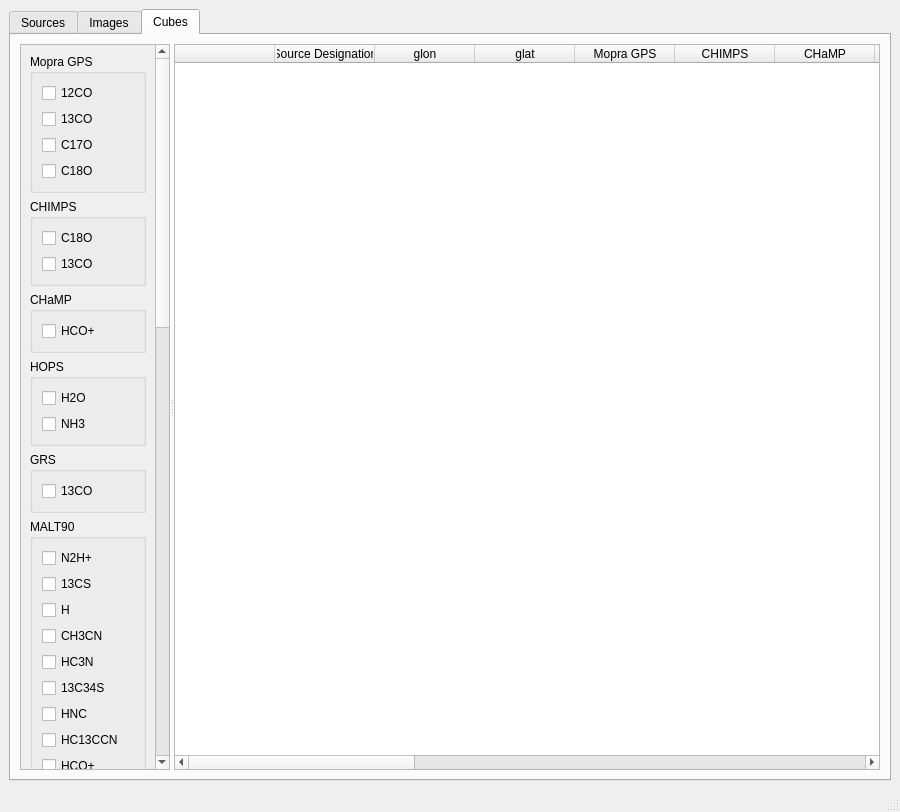
VisIVOLab/ViaLacteaVisualAnalytics, file Code/ui/usertablewindow.ui: the form before one commit.
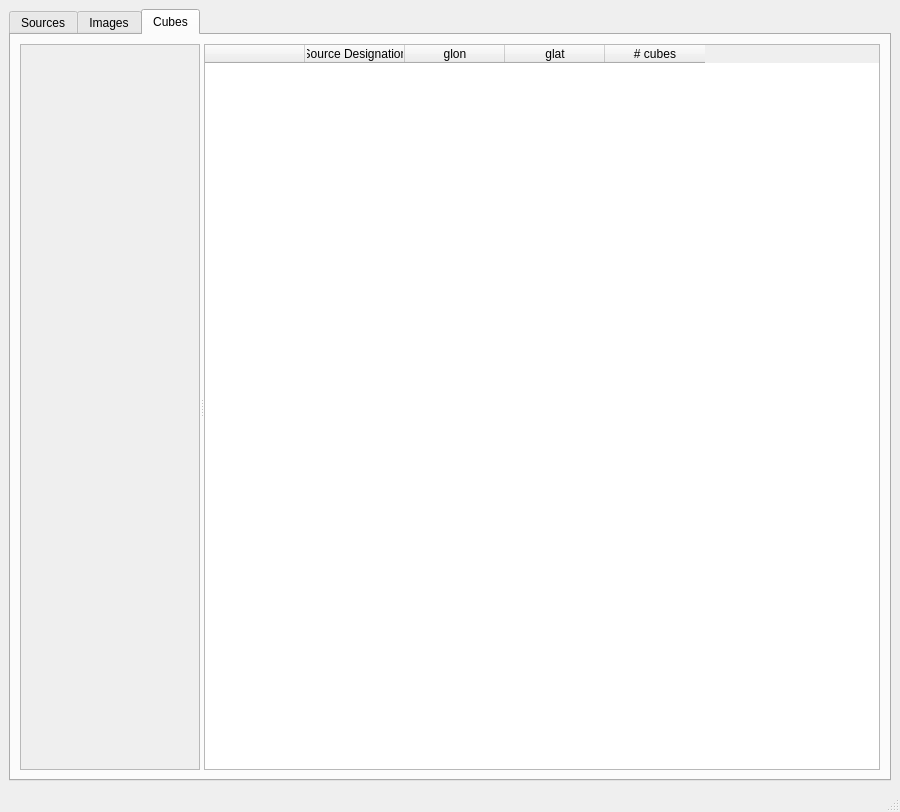
The form after the commit. The open tabs and pages were chosen to show the change.

Commit message: Build user table window UI based on TAP survey query results

Patch:
```diff
--- a/Code/ui/usertablewindow.ui
+++ b/Code/ui/usertablewindow.ui
@@ -531,7 +531,7 @@
           <widget class="QScrollArea" name="cubesScrollArea">
            <property name="minimumSize">
             <size>
-             <width>150</width>
+             <width>180</width>
              <height>0</height>
             </size>
            </property>
@@ -543,483 +543,11 @@
              <rect>
               <x>0</x>
               <y>0</y>
-              <width>133</width>
-              <height>1653</height>
+              <width>178</width>
+              <height>682</height>
              </rect>
             </property>
-            <layout class="QVBoxLayout" name="verticalLayout_4">
-             <item>
-              <widget class="QGroupBox" name="mopraBox">
-               <property name="title">
-                <string>Mopra GPS</string>
-               </property>
-               <layout class="QVBoxLayout" name="verticalLayout_17">
-                <item>
-                 <widget class="QCheckBox" name="mopra_12co_checkBox">
-                  <property name="text">
-                   <string>12CO</string>
-                  </property>
-                 </widget>
-                </item>
-                <item>
-                 <widget class="QCheckBox" name="mopra_13co_checkBox">
-                  <property name="text">
-                   <string>13CO</string>
-                  </property>
-                 </widget>
-                </item>
-                <item>
-                 <widget class="QCheckBox" name="mopra_c17o_checkBox">
-                  <property name="text">
-                   <string>C17O</string>
-                  </property>
-                 </widget>
-                </item>
-                <item>
-                 <widget class="QCheckBox" name="mopra_c18o_checkBox">
-                  <property name="text">
-                   <string>C18O</string>
-                  </property>
-                 </widget>
-                </item>
-               </layout>
-              </widget>
-             </item>
-             <item>
-              <widget class="QGroupBox" name="chimpsBox">
-               <property name="title">
-                <string>CHIMPS</string>
-               </property>
-               <layout class="QVBoxLayout" name="verticalLayout_18">
-                <item>
-                 <widget class="QCheckBox" name="chimps_c18o_checkBox">
-                  <property name="text">
-                   <string>C18O</string>
-                  </property>
-                 </widget>
-                </item>
-                <item>
-                 <widget class="QCheckBox" name="chimps_13co_checkBox">
-                  <property name="text">
-                   <string>13CO</string>
-                  </property>
-                 </widget>
-                </item>
-               </layout>
-              </widget>
-             </item>
-             <item>
-              <widget class="QGroupBox" name="champBox">
-               <property name="title">
-                <string>CHaMP</string>
-               </property>
-               <layout class="QVBoxLayout" name="verticalLayout_10">
-                <item>
-                 <widget class="QCheckBox" name="champ_hco_checkBox">
-                  <property name="text">
-                   <string>HCO+</string>
-                  </property>
-                 </widget>
-                </item>
-               </layout>
-              </widget>
-             </item>
-             <item>
-              <widget class="QGroupBox" name="hopsBox">
-               <property name="enabled">
-                <bool>true</bool>
-               </property>
-               <property name="title">
-                <string>HOPS</string>
-               </property>
-               <layout class="QVBoxLayout" name="verticalLayout_11">
-                <item>
-                 <widget class="QCheckBox" name="hops_h2o_checkBox">
-                  <property name="text">
-                   <string>H2O</string>
-                  </property>
-                 </widget>
-                </item>
-                <item>
-                 <widget class="QCheckBox" name="hops_nh3_checkBox">
-                  <property name="text">
-                   <string>NH3</string>
-                  </property>
-                 </widget>
-                </item>
-               </layout>
-              </widget>
-             </item>
-             <item>
-              <widget class="QGroupBox" name="grsBox">
-               <property name="title">
-                <string>GRS</string>
-               </property>
-               <layout class="QVBoxLayout" name="verticalLayout_19">
-                <item>
-                 <widget class="QCheckBox" name="grs_13co_checkBox">
-                  <property name="text">
-                   <string>13CO</string>
-                  </property>
-                 </widget>
-                </item>
-               </layout>
-              </widget>
-             </item>
-             <item>
-              <widget class="QGroupBox" name="malt90Box">
-               <property name="title">
-                <string>MALT90</string>
-               </property>
-               <layout class="QVBoxLayout" name="verticalLayout_20">
-                <item>
-                 <widget class="QCheckBox" name="malt90_n2h_checkBox">
-                  <property name="text">
-                   <string>N2H+</string>
-                  </property>
-                 </widget>
-                </item>
-                <item>
-                 <widget class="QCheckBox" name="malt90_13cs_checkBox">
-                  <property name="text">
-                   <string>13CS</string>
-                  </property>
-                 </widget>
-                </item>
-                <item>
-                 <widget class="QCheckBox" name="malt90_h_checkBox">
-                  <property name="text">
-                   <string>H</string>
-                  </property>
-                 </widget>
-                </item>
-                <item>
-                 <widget class="QCheckBox" name="malt90_ch3cn_checkBox">
-                  <property name="text">
-                   <string>CH3CN</string>
-                  </property>
-                 </widget>
-                </item>
-                <item>
-                 <widget class="QCheckBox" name="malt90_hc3n_checkBox">
-                  <property name="text">
-                   <string>HC3N</string>
-                  </property>
-                 </widget>
-                </item>
-                <item>
-                 <widget class="QCheckBox" name="malt90_13c34s_checkBox">
-                  <property name="text">
-                   <string>13C34S</string>
-                  </property>
-                 </widget>
-                </item>
-                <item>
-                 <widget class="QCheckBox" name="malt90_hnc_checkBox">
-                  <property name="text">
-                   <string>HNC</string>
-                  </property>
-                 </widget>
-                </item>
-                <item>
-                 <widget class="QCheckBox" name="malt90_hc13ccn_checkBox">
-                  <property name="text">
-                   <string>HC13CCN</string>
-                  </property>
-                 </widget>
-                </item>
-                <item>
-                 <widget class="QCheckBox" name="malt90_hco_checkBox">
-                  <property name="text">
-                   <string>HCO+</string>
-                  </property>
-                 </widget>
-                </item>
-                <item>
-                 <widget class="QCheckBox" name="malt90_hcn_checkBox">
-                  <property name="text">
-                   <string>HCN</string>
-                  </property>
-                 </widget>
-                </item>
-                <item>
-                 <widget class="QCheckBox" name="malt90_hnco_checkBox">
-                  <property name="text">
-                   <string>HNCO</string>
-                  </property>
-                 </widget>
-                </item>
-                <item>
-                 <widget class="QCheckBox" name="malt90_c2h_checkBox">
-                  <property name="text">
-                   <string>C2H</string>
-                  </property>
-                 </widget>
-                </item>
-                <item>
-                 <widget class="QCheckBox" name="malt90_hn13c_checkBox">
-                  <property name="text">
-                   <string>HN13C</string>
-                  </property>
-                 </widget>
-                </item>
-                <item>
-                 <widget class="QCheckBox" name="malt90_sio_checkBox">
-                  <property name="text">
-                   <string>SiO</string>
-                  </property>
-                 </widget>
-                </item>
-                <item>
-                 <widget class="QCheckBox" name="malt90_h13co_checkBox">
-                  <property name="text">
-                   <string>H13CO+</string>
-                  </property>
-                 </widget>
-                </item>
-               </layout>
-              </widget>
-             </item>
-             <item>
-              <widget class="QGroupBox" name="thrummsBox">
-               <property name="title">
-                <string>ThrUMMS</string>
-               </property>
-               <layout class="QVBoxLayout" name="verticalLayout_21">
-                <item>
-                 <widget class="QCheckBox" name="thrumms_12co_checkBox">
-                  <property name="text">
-                   <string>12CO</string>
-                  </property>
-                 </widget>
-                </item>
-                <item>
-                 <widget class="QCheckBox" name="thrumms_13co_checkBox">
-                  <property name="text">
-                   <string>13CO</string>
-                  </property>
-                 </widget>
-                </item>
-                <item>
-                 <widget class="QCheckBox" name="thrumms_c18o_checkBox">
-                  <property name="text">
-                   <string>C18O</string>
-                  </property>
-                 </widget>
-                </item>
-                <item>
-                 <widget class="QCheckBox" name="thrumms_cn_checkBox">
-                  <property name="text">
-                   <string>CN</string>
-                  </property>
-                 </widget>
-                </item>
-               </layout>
-              </widget>
-             </item>
-             <item>
-              <widget class="QGroupBox" name="nantenBox">
-               <property name="title">
-                <string>NANTEN GPS</string>
-               </property>
-               <layout class="QVBoxLayout" name="verticalLayout_22">
-                <item>
-                 <widget class="QCheckBox" name="nanten_12co_checkBox">
-                  <property name="text">
-                   <string>12CO</string>
-                  </property>
-                 </widget>
-                </item>
-               </layout>
-              </widget>
-             </item>
-             <item>
-              <widget class="QGroupBox" name="ogsBox">
-               <property name="title">
-                <string>OGS</string>
-               </property>
-               <layout class="QVBoxLayout" name="verticalLayout_23">
-                <item>
-                 <widget class="QCheckBox" name="ogs_12co_checkBox">
-                  <property name="text">
-                   <string>12CO</string>
-                  </property>
-                 </widget>
-                </item>
-                <item>
-                 <widget class="QCheckBox" name="ogs_13co_checkBox">
-                  <property name="text">
-                   <string>13CO</string>
-                  </property>
-                 </widget>
-                </item>
-               </layout>
-              </widget>
-             </item>
-             <item>
-              <widget class="QGroupBox" name="cohrsBox">
-               <property name="title">
-                <string>COHRS</string>
-               </property>
-               <layout class="QVBoxLayout" name="verticalLayout_24">
-                <item>
-                 <widget class="QCheckBox" name="cohrs_12co_checkBox">
-                  <property name="text">
-                   <string>12CO</string>
-                  </property>
-                 </widget>
-                </item>
-               </layout>
-              </widget>
-             </item>
-             <item>
-              <widget class="QGroupBox" name="vgpsBox">
-               <property name="title">
-                <string>VGPS</string>
-               </property>
-               <layout class="QVBoxLayout" name="verticalLayout_25">
-                <item>
-                 <widget class="QCheckBox" name="vgps_hi_checkBox">
-                  <property name="text">
-                   <string>HI</string>
-                  </property>
-                 </widget>
-                </item>
-               </layout>
-              </widget>
-             </item>
-             <item>
-              <widget class="QGroupBox" name="cgpsBox">
-               <property name="title">
-                <string>CGPS</string>
-               </property>
-               <layout class="QVBoxLayout" name="verticalLayout_26">
-                <item>
-                 <widget class="QCheckBox" name="cgps_hi_checkBox">
-                  <property name="text">
-                   <string>HI</string>
-                  </property>
-                 </widget>
-                </item>
-               </layout>
-              </widget>
-             </item>
-             <item>
-              <widget class="QGroupBox" name="sgpsBox">
-               <property name="title">
-                <string>SGPS</string>
-               </property>
-               <layout class="QVBoxLayout" name="verticalLayout_27">
-                <item>
-                 <widget class="QCheckBox" name="sgps_hi_checkBox">
-                  <property name="text">
-                   <string>HI</string>
-                  </property>
-                 </widget>
-                </item>
-               </layout>
-              </widget>
-             </item>
-             <item>
-              <widget class="QGroupBox" name="aroBox">
-               <property name="title">
-                <string>ARO-FQS</string>
-               </property>
-               <layout class="QVBoxLayout" name="verticalLayout_28">
-                <item>
-                 <widget class="QCheckBox" name="aro_12co_checkBox">
-                  <property name="text">
-                   <string>12CO</string>
-                  </property>
-                 </widget>
-                </item>
-                <item>
-                 <widget class="QCheckBox" name="aro_13co_checkBox">
-                  <property name="text">
-                   <string>13CO</string>
-                  </property>
-                 </widget>
-                </item>
-               </layout>
-              </widget>
-             </item>
-             <item>
-              <widget class="QGroupBox" name="thorBox">
-               <property name="title">
-                <string>THOR</string>
-               </property>
-               <layout class="QVBoxLayout" name="verticalLayout_29">
-                <item>
-                 <widget class="QCheckBox" name="thor_hi_checkBox">
-                  <property name="text">
-                   <string>HI</string>
-                  </property>
-                 </widget>
-                </item>
-                <item>
-                 <widget class="QCheckBox" name="thor_oh_checkBox">
-                  <property name="text">
-                   <string>OH</string>
-                  </property>
-                 </widget>
-                </item>
-               </layout>
-              </widget>
-             </item>
-             <item>
-              <widget class="QGroupBox" name="sedigismBox">
-               <property name="title">
-                <string>SEDIGISM</string>
-               </property>
-               <layout class="QVBoxLayout" name="verticalLayout_30">
-                <item>
-                 <widget class="QCheckBox" name="sedigism_13co_checkBox">
-                  <property name="text">
-                   <string>13CO</string>
-                  </property>
-                 </widget>
-                </item>
-                <item>
-                 <widget class="QCheckBox" name="sedigism_c18o_checkBox">
-                  <property name="text">
-                   <string>C18O</string>
-                  </property>
-                 </widget>
-                </item>
-               </layout>
-              </widget>
-             </item>
-             <item>
-              <widget class="QGroupBox" name="fuginBox">
-               <property name="title">
-                <string>FUGIN</string>
-               </property>
-               <layout class="QVBoxLayout" name="verticalLayout_31">
-                <item>
-                 <widget class="QCheckBox" name="fugin_12co_checkBox">
-                  <property name="text">
-                   <string>12CO</string>
-                  </property>
-                 </widget>
-                </item>
-                <item>
-                 <widget class="QCheckBox" name="fugin_13co_checkBox">
-                  <property name="text">
-                   <string>13CO</string>
-                  </property>
-                 </widget>
-                </item>
-                <item>
-                 <widget class="QCheckBox" name="fugin_c18o_checkBox">
-                  <property name="text">
-                   <string>C18O</string>
-                  </property>
-                 </widget>
-                </item>
-               </layout>
-              </widget>
-             </item>
-            </layout>
+            <layout class="QVBoxLayout" name="verticalLayout_4"/>
            </widget>
           </widget>
           <widget class="QTableWidget" name="cubesTable">
@@ -1042,168 +570,25 @@
             <property name="text">
              <string/>
             </property>
-            <property name="textAlignment">
-             <set>AlignCenter</set>
-            </property>
            </column>
            <column>
             <property name="text">
              <string>Source Designation</string>
             </property>
-            <property name="textAlignment">
-             <set>AlignCenter</set>
-            </property>
            </column>
            <column>
             <property name="text">
              <string>glon</string>
             </property>
-            <property name="textAlignment">
-             <set>AlignCenter</set>
-            </property>
            </column>
            <column>
             <property name="text">
              <string>glat</string>
             </property>
-            <property name="textAlignment">
-             <set>AlignCenter</set>
-            </property>
            </column>
            <column>
             <property name="text">
-             <string>Mopra GPS</string>
-            </property>
-            <property name="textAlignment">
-             <set>AlignCenter</set>
-            </property>
-           </column>
-           <column>
-            <property name="text">
-             <string>CHIMPS</string>
-            </property>
-            <property name="textAlignment">
-             <set>AlignCenter</set>
-            </property>
-           </column>
-           <column>
-            <property name="text">
-             <string>CHaMP</string>
-            </property>
-            <property name="textAlignment">
-             <set>AlignCenter</set>
-            </property>
-           </column>
-           <column>
-            <property name="text">
-             <string>HOPS</string>
-            </property>
-            <property name="textAlignment">
-             <set>AlignCenter</set>
-            </property>
-           </column>
-           <column>
-            <property name="text">
-             <string>GRS</string>
-            </property>
-            <property name="textAlignment">
-             <set>AlignCenter</set>
-            </property>
-           </column>
-           <column>
-            <property name="text">
-             <string>MALT90</string>
-            </property>
-            <property name="textAlignment">
-             <set>AlignCenter</set>
-            </property>
-           </column>
-           <column>
-            <property name="text">
-             <string>ThrUMMS</string>
-            </property>
-            <property name="textAlignment">
-             <set>AlignCenter</set>
-            </property>
-           </column>
-           <column>
-            <property name="text">
-             <string>NANTEN GPS</string>
-            </property>
-            <property name="textAlignment">
-             <set>AlignCenter</set>
-            </property>
-           </column>
-           <column>
-            <property name="text">
-             <string>OGS</string>
-            </property>
-            <property name="textAlignment">
-             <set>AlignCenter</set>
-            </property>
-           </column>
-           <column>
-            <property name="text">
-             <string>COHRS</string>
-            </property>
-            <property name="textAlignment">
-             <set>AlignCenter</set>
-            </property>
-           </column>
-           <column>
-            <property name="text">
-             <string>VGPS</string>
-            </property>
-            <property name="textAlignment">
-             <set>AlignCenter</set>
-            </property>
-           </column>
-           <column>
-            <property name="text">
-             <string>CGPS</string>
-            </property>
-            <property name="textAlignment">
-             <set>AlignCenter</set>
-            </property>
-           </column>
-           <column>
-            <property name="text">
-             <string>SGPS</string>
-            </property>
-            <property name="textAlignment">
-             <set>AlignCenter</set>
-            </property>
-           </column>
-           <column>
-            <property name="text">
-             <string>ARO-FQS</string>
-            </property>
-            <property name="textAlignment">
-             <set>AlignCenter</set>
-            </property>
-           </column>
-           <column>
-            <property name="text">
-             <string>THOR</string>
-            </property>
-            <property name="textAlignment">
-             <set>AlignCenter</set>
-            </property>
-           </column>
-           <column>
-            <property name="text">
-             <string>SEDIGISM</string>
-            </property>
-            <property name="textAlignment">
-             <set>AlignCenter</set>
-            </property>
-           </column>
-           <column>
-            <property name="text">
-             <string>FUGIN</string>
-            </property>
-            <property name="textAlignment">
-             <set>AlignCenter</set>
+             <string># cubes</string>
             </property>
            </column>
           </widget>
```
Left out of the diff: 327 changed lines with no effect on the pictures. The commit also changes 3 other files.
